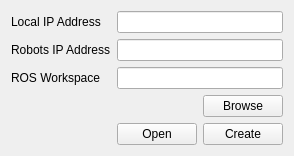
Old version of the form CodeBase/ProfileSelect.ui in the repository jaw566/Capstone.
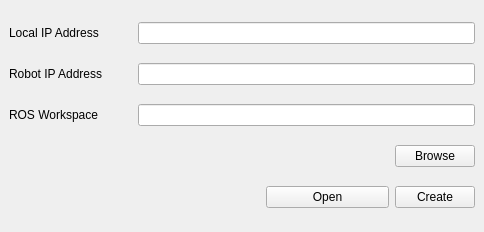
New version of the form.

Commit message: Version 2 of our directory. base.py was overwritten with the contents of base_bdb.py. Profile select 1 was replaced by the new version. New Client UI also added.

```diff
--- a/CodeBase/ProfileSelect.ui
+++ b/CodeBase/ProfileSelect.ui
@@ -1,63 +1,143 @@
 <?xml version="1.0" encoding="UTF-8"?>
 <ui version="4.0">
- <class>profileSelect</class>
- <widget class="QWidget" name="profileSelect">
+ <class>ProfileSelect</class>
+ <widget class="QMainWindow" name="ProfileSelect">
+  <property name="geometry">
+   <rect>
+    <x>0</x>
+    <y>0</y>
+    <width>484</width>
+    <height>232</height>
+   </rect>
+  </property>
   <property name="windowTitle">
    <string>Profile Select</string>
   </property>
-  <layout class="QGridLayout" name="gridLayout">
+  <widget class="QWidget" name="centralwidget">
+   <layout class="QGridLayout" name="gridLayout" rowstretch="0,0,0,0,0">
+    <item row="3" column="2">
+     <spacer name="horizontalSpacer">
+      <property name="orientation">
+       <enum>Qt::Horizontal</enum>
+      </property>
+      <property name="sizeHint" stdset="0">
+       <size>
+        <width>40</width>
+        <height>20</height>
+       </size>
+      </property>
+     </spacer>
+    </item>
+    <item row="4" column="1">
+     <spacer name="horizontalSpacer_2">
+      <property name="orientation">
+       <enum>Qt::Horizontal</enum>
+      </property>
+      <property name="sizeHint" stdset="0">
+       <size>
+        <width>40</width>
+        <height>20</height>
+       </size>
+      </property>
+     </spacer>
+    </item>
+    <item row="3" column="1">
+     <spacer name="horizontalSpacer_3">
+      <property name="orientation">
+       <enum>Qt::Horizontal</enum>
+      </property>
+      <property name="sizeHint" stdset="0">
+       <size>
+        <width>40</width>
+        <height>20</height>
+       </size>
+      </property>
+     </spacer>
+    </item>
+    <item row="3" column="3">
+     <widget class="QPushButton" name="browseROSWSBttn">
+      <property name="text">
+       <string>Browse</string>
+      </property>
+     </widget>
+    </item>
+    <item row="4" column="2">
+     <widget class="QPushButton" name="openProfileBttn">
+      <property name="text">
+       <string>Open</string>
+      </property>
+     </widget>
+    </item>
+    <item row="4" column="3">
+     <widget class="QPushButton" name="createProfileBttn">
+      <property name="text">
+       <string>Create</string>
+      </property>
+     </widget>
+    </item>
+    <item row="3" column="0">
+     <spacer name="horizontalSpacer_4">
+      <property name="orientation">
+       <enum>Qt::Horizontal</enum>
+      </property>
+      <property name="sizeHint" stdset="0">
+       <size>
+        <width>40</width>
+        <height>20</height>
+       </size>
+      </property>
+     </spacer>
+    </item>
    <item row="0" column="0">
     <widget class="QLabel" name="localIPLabel">
+      <property name="maximumSize">
+       <size>
+        <width>120</width>
+        <height>16777215</height>
+       </size>
+      </property>
      <property name="text">
       <string>Local IP Address</string>
      </property>
     </widget>
    </item>
-   <item row="0" column="1" colspan="2">
-    <widget class="QLineEdit" name="localIPAddressField"/>
-   </item>
    <item row="1" column="0">
     <widget class="QLabel" name="robotIPLabel">
+      <property name="maximumSize">
+       <size>
+        <width>120</width>
+        <height>16777215</height>
+       </size>
+      </property>
      <property name="text">
-      <string>Robots IP Address</string>
+       <string>Robot IP Address</string>
      </property>
     </widget>
    </item>
-   <item row="2" column="1" colspan="2">
-    <widget class="QLineEdit" name="ROSWSField"/>
-   </item>
-   <item row="1" column="1" colspan="2">
-    <widget class="QLineEdit" name="robotIPField"/>
-   </item>
    <item row="2" column="0">
     <widget class="QLabel" name="rosWSLabel">
+      <property name="maximumSize">
+       <size>
+        <width>120</width>
+        <height>16777215</height>
+       </size>
+      </property>
      <property name="text">
       <string>ROS Workspace</string>
      </property>
     </widget>
    </item>
-   <item row="5" column="1">
-    <widget class="QPushButton" name="openProfileBttn">
-     <property name="text">
-      <string>Open</string>
-     </property>
-    </widget>
-   </item>
-   <item row="5" column="2">
-    <widget class="QPushButton" name="createProfileBttn">
-     <property name="text">
-      <string>Create</string>
-     </property>
-    </widget>
-   </item>
-   <item row="3" column="2">
-    <widget class="QPushButton" name="browseROSWSBttn">
-     <property name="text">
-      <string>Browse</string>
-     </property>
-    </widget>
-   </item>
-  </layout>
+    <item row="2" column="1" colspan="3">
+     <widget class="QLineEdit" name="ROSWSField"/>
+    </item>
+    <item row="1" column="1" colspan="3">
+     <widget class="QLineEdit" name="robotIPField"/>
+    </item>
+    <item row="0" column="1" colspan="3">
+     <widget class="QLineEdit" name="localIPAddressField"/>
+    </item>
+   </layout>
+  </widget>
  </widget>
  <resources/>
  <connections/>
```
Lines whose indentation alone changed are shown as unchanged. The commit also changes 17 other files.
